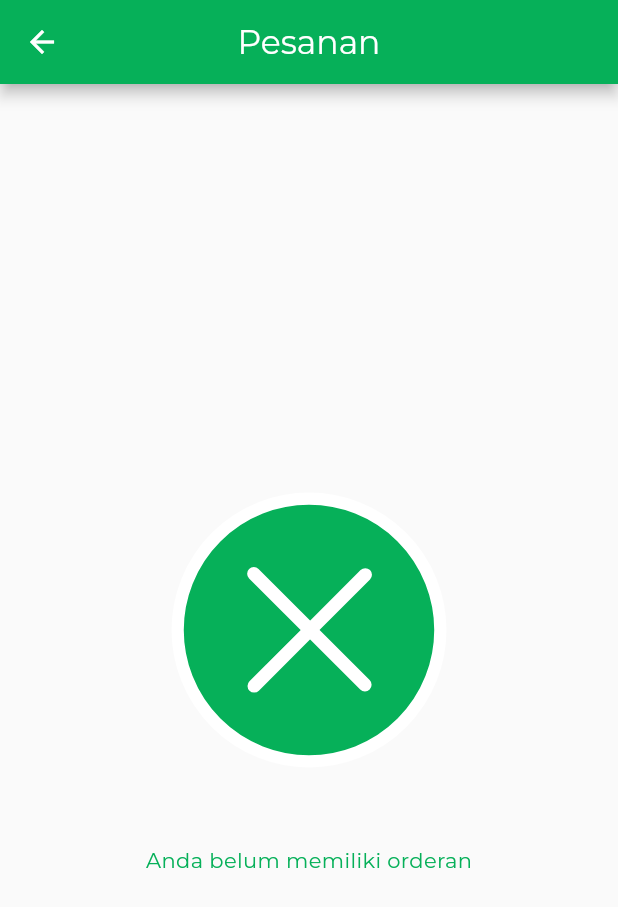
After one commit to Trace2Treat/Application, a Flutter app: the EmptyOrder screen opened directly, on a phone screen of 412 x 824 dp. The commit adds this screen. Shown: the top 907 px of the screen. Run offline on Flutter 3.47's test engine with Material 3 defaults, Android fonts, the phone set to English and light mode, and no system bars; our stand-ins replace carousel_slider, connectivity_plus, file_picker, firebase_core, firebase_storage, geocoding and 6 more; missing offline and left inert: animated_snack_bar, bottom_navigation_view, flutter_barcode_scanner, tflite_flutter; accounts and stored records are empty.

Commit message:
add empty order animation

```diff
--- a/lib/services/transaction_service.dart
+++ b/lib/services/transaction_service.dart
@@ -3,6 +3,7 @@ import 'package:http/http.dart' as http;
 import 'api_config.dart';
 import 'dart:convert';
 import '../utils/session_manager.dart';
+import '../utils/globals.dart';
 
 class TransactionService {
   bool isLoading = false;
@@ -21,6 +22,7 @@ class TransactionService {
       final List<dynamic> data = json.decode(response.body)['data'];
       return data.map((item) => Transaction.fromJson(item)).toList();
     } else {
+      statusCode = response.statusCode;
       throw Exception('Failed to load transactions');
     }
   }
--- /dev/null
+++ b/lib/themes/empty_order.dart
@@ -0,0 +1,58 @@
+import 'package:flutter/material.dart';
+import 'package:lottie/lottie.dart';
+import 'app_colors.dart';
+import '../pages/restaurants_page.dart';
+
+class EmptyOrder extends StatefulWidget {
+  const EmptyOrder({Key? key}) : super(key: key);
+
+  @override
+  State<EmptyOrder> createState() => _EmptyOrderState();
+}
+
+class _EmptyOrderState extends State<EmptyOrder> with TickerProviderStateMixin {
+
+  @override
+  Widget build(BuildContext context) {
+    return WillPopScope(
+      onWillPop: () async {
+        Navigator.push(
+          context,
+          MaterialPageRoute(builder: (context) => const RestaurantsPage()),
+        );
+        return false;
+      },
+      child: Scaffold(
+        appBar: AppBar(
+          leading: IconButton(
+            icon: const Icon(Icons.arrow_back),
+            onPressed: () {
+              Navigator.push(
+                context,
+                MaterialPageRoute(builder: (context) => const RestaurantsPage()),
+              );
+            },
+          ),
+          title: const Text('Pesanan'),
+          centerTitle: true,
+        ),
+        body: Padding(
+            padding: const EdgeInsets.all(50),
+            child: Column(
+              mainAxisAlignment: MainAxisAlignment.center,
+              children: [
+                Center(
+                  child: SizedBox(
+                    height: MediaQuery.of(context).size.height * 0.3,
+                    child: Lottie.asset('assets/noorder.json'),
+                  ),
+                ),
+                const SizedBox(height: 20),
+                const Text('Anda belum memiliki orderan', style: TextStyle(color: AppColors.primary)),
+                ],
+              )
+            )
+          ),
+    );
+  }
+}
--- a/lib/utils/globals.dart
+++ b/lib/utils/globals.dart
@@ -3,6 +3,7 @@ library trace2treat.globals;
 String globalLat = '';
 String globalLong = '';
 String globalLocationName = '';
+int statusCode = 0;
 int grestaurantId = 0;
 String grestaurantName = '';
 String grestaurantAddress = '';
```
Also changed, not shown: assets/noorder.json (added, +1 -0 lines), lib/pages/restaurants_page.dart (+9 -36 lines).
